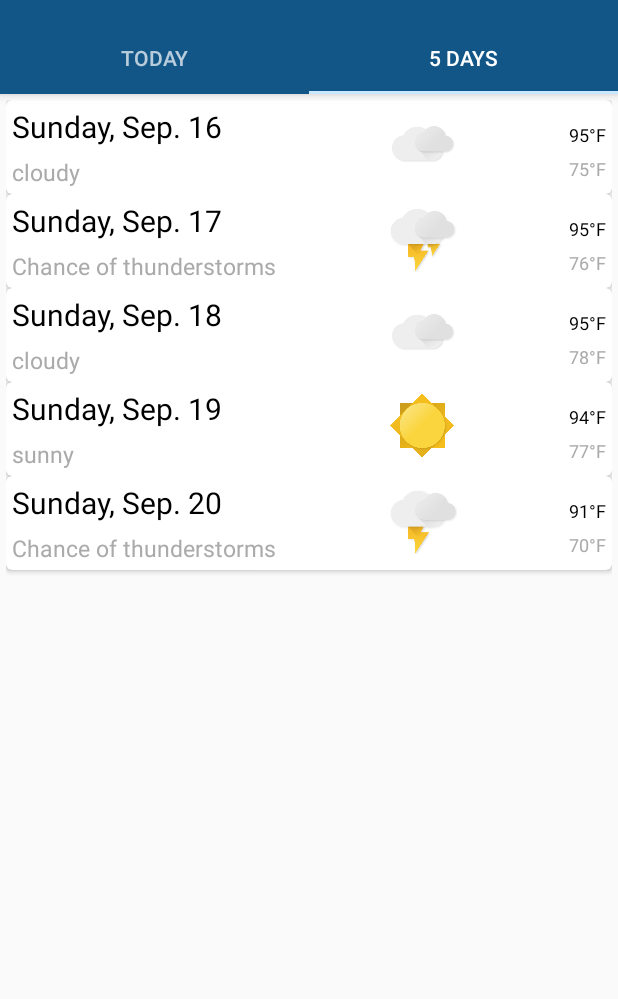
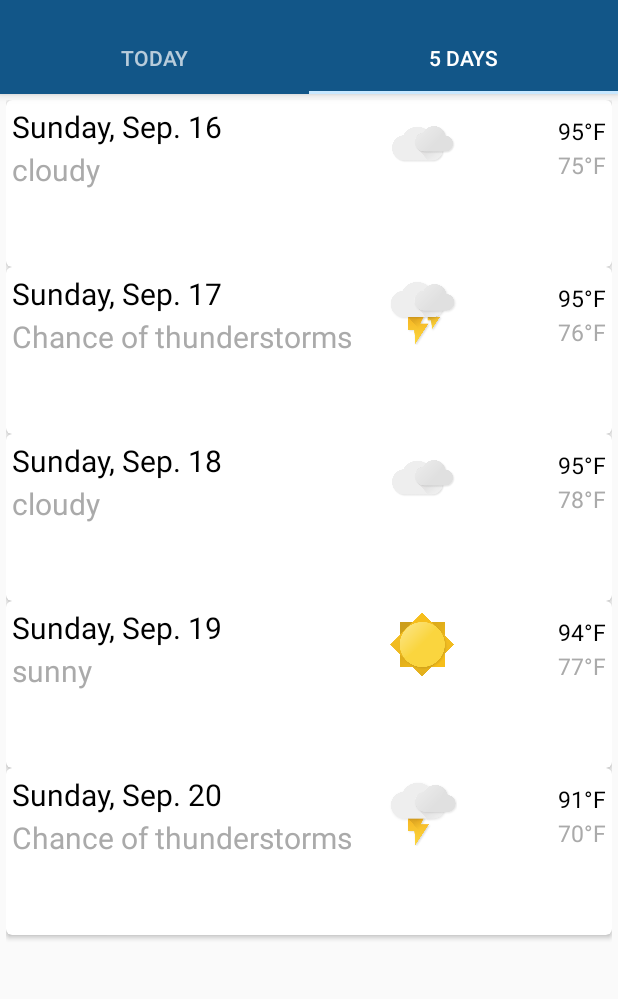
Before and after one commit to Randall16/CEN4020_Weather_App, an Android app: the screen it shows after launch (MainActivity), tab 2 chosen, on a phone screen of 412 x 824 dp, the part 62-1061 px from its top. Run offline under Robolectric (Android 15) with nearby library versions, the phone set to English and light mode, and no system bars.

Commit message:
- Changed layout, so that our app will only display 5   Future Forecasts

```diff
--- a/app/src/main/res/layout/weather_cardview_layout.xml
+++ b/app/src/main/res/layout/weather_cardview_layout.xml
@@ -7,7 +7,7 @@
 
     <RelativeLayout
         android:layout_width="match_parent"
-        android:layout_height="match_parent"
+        android:layout_height="103dp"
         android:layout_margin="4dp">
 
         <ImageView
@@ -37,7 +37,7 @@
             android:layout_alignTop="@+id/weather1_tempLo"
             android:text="ENTER WEATHER DESCRITPION"
             android:textColor="@android:color/darker_gray"
-            android:textSize="15sp" />
+            android:textSize="20sp" />
 
         <TextView
             android:id="@+id/weather1_tempHi"
@@ -47,7 +47,7 @@
             android:layout_alignParentEnd="true"
             android:text="ENTER HI TEMP"
             android:textColor="@android:color/black"
-            android:textSize="12sp" />
+            android:textSize="15sp" />
 
         <TextView
             android:id="@+id/weather1_tempLo"
@@ -57,7 +57,7 @@
             android:layout_alignParentEnd="true"
             android:text="ENTER Lo TEMP"
             android:textColor="@android:color/darker_gray"
-            android:textSize="12sp" />
+            android:textSize="15sp" />
     </RelativeLayout>
 
 </android.support.v7.widget.CardView>
```
